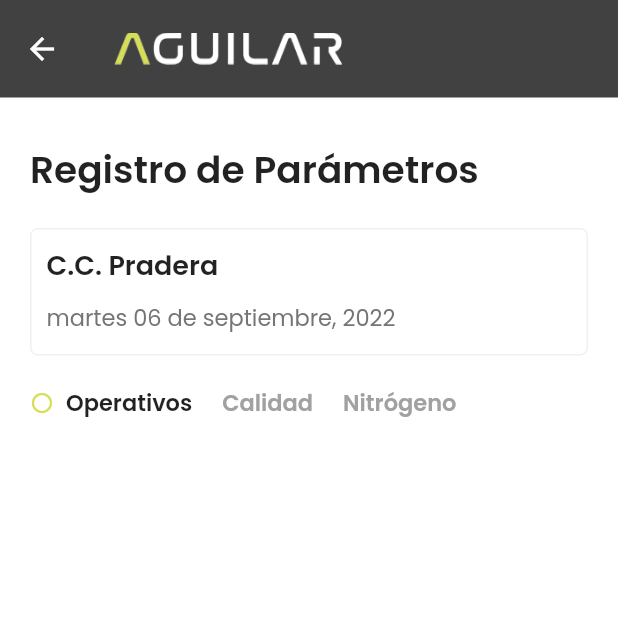
After one commit to GEnriqueGT/plantas_flutter, a Flutter app: the RegisterParametersPage screen opened directly, on a phone screen of 412 x 824 dp, the top half of it. The commit adds this screen. Run offline on Flutter 3.47's test engine with Material 2 defaults, Android fonts, the phone set to English and light mode, and no system bars; network calls fail.

Commit message:
vista registro

```diff
--- a/lib/src/ui/malls_page.dart
+++ b/lib/src/ui/malls_page.dart
@@ -1,5 +1,3 @@
-import 'dart:developer';
-
 import 'package:flutter/material.dart';
 import 'package:plantas/src/models/planta_model.dart';
 import 'package:plantas/src/ui/details_page.dart';
@@ -40,8 +38,6 @@ class _MallsPageState extends State<MallsPage> {
             plantas.add(Planta(mall: data[i]["mall"], contents: contentsMall));
           }
         } else {
-          // If the server did not return a 200 OK response,
-          // then throw an exception.
           throw Exception('Falló la carga de datos');
         }
       });
--- /dev/null
+++ b/lib/src/ui/register_page.dart
@@ -0,0 +1,162 @@
+import 'package:flutter/cupertino.dart';
+import 'package:flutter/material.dart';
+import 'package:plantas/src/ui/details_page.dart';
+import 'package:intl/intl.dart';
+import 'package:intl/date_symbol_data_local.dart';
+
+class RegisterParametersPage extends StatefulWidget {
+  RegisterParametersPage({Key? key}) : super(key: key);
+
+  @override
+  RregisterParametersPageState createState() => RregisterParametersPageState();
+}
+
+class RregisterParametersPageState extends State<RegisterParametersPage> {
+  @override
+  Widget build(BuildContext context) {
+    return Scaffold(
+      appBar: appBarLogo(context),
+      body: ListView(
+        children: [titulo(context), Formulario()],
+      ),
+    );
+  }
+}
+
+appBarLogo(BuildContext context) {
+  return PreferredSize(
+    preferredSize: const Size.fromHeight(65),
+    child: AppBar(
+      toolbarHeight: 65,
+      backgroundColor: const Color(0xff414141),
+      elevation: 0.0,
+      title: Image.asset(
+        "assets/images/logo_appbar.png",
+        scale: 1.7,
+      ),
+    ),
+  );
+}
+
+Widget titulo(BuildContext context) {
+  initializeDateFormatting();
+  return Column(
+    crossAxisAlignment: CrossAxisAlignment.start,
+    children: [
+      Padding(
+        padding: const EdgeInsets.fromLTRB(20, 30, 0, 20),
+        child: Text(
+          "Registro de Parámetros",
+          style: TextStyle(
+            fontWeight: FontWeight.w600,
+            fontSize: 25,
+            fontFamily: 'Poppins',
+          ),
+        ),
+      ),
+      Padding(
+        padding: const EdgeInsets.only(left: 20),
+        child: Container(
+          width: MediaQuery.of(context).size.width - 40,
+          height: 85,
+          decoration: BoxDecoration(
+              border: Border.all(
+                  color: Color(0xffF0F0F0), width: 1, style: BorderStyle.solid),
+              borderRadius: BorderRadius.circular(5)),
+          child: Column(
+            crossAxisAlignment: CrossAxisAlignment.start,
+            children: [
+              Padding(
+                padding: const EdgeInsets.fromLTRB(10, 10, 0, 0),
+                child: Text(
+                  "C.C. Pradera",
+                  style: TextStyle(
+                    fontWeight: FontWeight.w600,
+                    fontSize: 18,
+                    fontFamily: 'Poppins',
+                  ),
+                ),
+              ),
+              Padding(
+                padding: const EdgeInsets.fromLTRB(10, 10, 0, 0),
+                child: Text(
+                  DateFormat("EEEE dd 'de' MMMM, yyyy", 'es_US').format(
+                    DateTime.now(),
+                  ),
+                  style: TextStyle(
+                      fontWeight: FontWeight.w400,
+                      fontSize: 15,
+                      fontFamily: 'Poppins',
+                      color: Color(0xff757575)),
+                ),
+              ),
+            ],
+          ),
+        ),
+      )
+    ],
+  );
+}
+
+Widget Formulario() {
+  int pagina = 0;
+  return Container(
+    child: operativosForm(),
+  );
+}
+
+Widget operativosForm() {
+  return Padding(
+    padding: const EdgeInsets.only(top: 20.0),
+    child: Column(
+      crossAxisAlignment: CrossAxisAlignment.start,
+      children: [
+        Row(
+          children: [
+            Padding(
+              padding: const EdgeInsets.only(left: 20.0),
+              child: Icon(
+                Icons.circle_outlined,
+                size: 16,
+                color: Color(0xffD6DD58),
+              ),
+            ),
+            Padding(
+              padding: const EdgeInsets.only(left: 8.0),
+              child: Text(
+                "Operativos",
+                style: TextStyle(
+                  fontWeight: FontWeight.w600,
+                  fontSize: 15,
+                  fontFamily: 'Poppins',
+                ),
+              ),
+            ),
+            Padding(
+              padding: const EdgeInsets.only(left: 20.0),
+              child: Text(
+                "Calidad",
+                style: TextStyle(
+                    fontWeight: FontWeight.w600,
+                    fontSize: 15,
+                    fontFamily: 'Poppins',
+                    color: Color(0xffA1A1A1)),
+              ),
+            ),
+            Padding(
+              padding: const EdgeInsets.only(left: 20.0),
+              child: Text(
+                "Nitrógeno",
+                style: TextStyle(
+                    fontWeight: FontWeight.w600,
+                    fontSize: 15,
+                    fontFamily: 'Poppins',
+                    color: Color(0xffA1A1A1)),
+              ),
+            )
+          ],
+        )
+      ],
+    ),
+  );
+}
--- a/pubspec.yaml
+++ b/pubspec.yaml
@@ -35,6 +35,7 @@ dependencies:
   # Use with the CupertinoIcons class for iOS style icons.
   cupertino_icons: ^1.0.2
   http: ^0.13.5
+  intl: ^0.17.0
 
 dev_dependencies:
   flutter_test:
```
Also changed, not shown: lib/src/ui/details_page.dart (+28 -1 lines), pubspec.lock.
